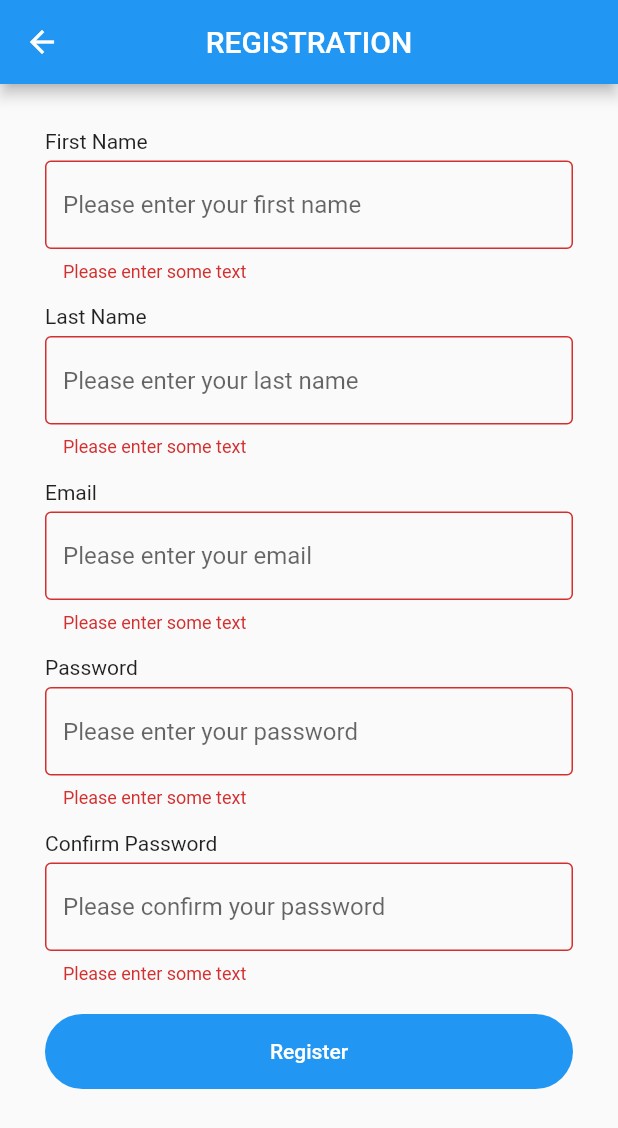
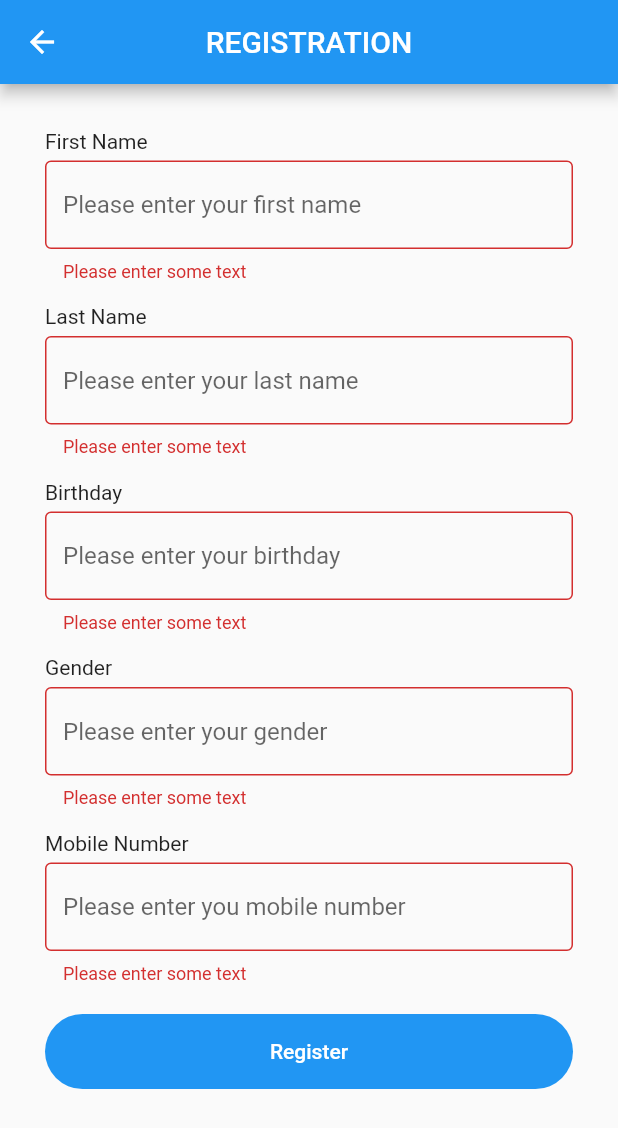
Before and after one commit to chuatomoliver/ojt_repo, a Flutter app: the Registration screen opened directly, after a tap on "Register", on a phone screen of 412 x 824 dp. Shown: the top 1128 px of the screen. Run offline on Flutter 3.47's test engine with Material 2 defaults, Android fonts, the phone set to English and light mode, and no system bars; our stand-ins replace animated_splash_screen, fluttertoast; project files that could hold a hidden picture were left out.

Commit message:
Registration API setup

```diff
--- /dev/null
+++ b/lib/models/user_info.dart
@@ -0,0 +1,32 @@
+class RegistrationInfo {
+  String? first_name;
+  String? last_name;
+  String? birthday;
+  String? gender;
+  String? mobile;
+
+  RegistrationInfo(
+      {required this.first_name,
+      required this.last_name,
+      required this.birthday,
+      required this.gender,
+      required this.mobile});
+
+  RegistrationInfo.fromJson(Map<String, dynamic> json) {
+    first_name = json['first_name'];
+    last_name = json['last_name'];
+    birthday = json['birthday'];
+    gender = json['gender'];
+    mobile = json['mobile'];
+  }
+
+  Map<String, dynamic> toJson() {
+    final Map<String, dynamic> data = <String, dynamic>{};
+    data['first_name'] = first_name;
+    data['last_name'] = last_name;
+    data['birthday'] = birthday;
+    data['gender'] = gender;
+    data['mobile'] = mobile;
+    return data;
+  }
+}
--- a/lib/screens/registration.dart
+++ b/lib/screens/registration.dart
@@ -1,8 +1,12 @@
-import 'package:audit_finance_app/screens/login.dart';
+import 'dart:convert';
+
 import 'package:audit_finance_app/widgets/registration_widgets.dart';
 import 'package:audit_finance_app/widgets/widgets.dart';
 import 'package:flutter/material.dart';
 import 'package:fluttertoast/fluttertoast.dart';
+import 'package:http/http.dart' as http;
+
+import '../models/user_info.dart';
 
 class Registration extends StatefulWidget {
   const Registration({super.key});
@@ -14,11 +18,62 @@ class Registration extends StatefulWidget {
 class _RegistrationState extends State<Registration> {
   final firstNameController = TextEditingController();
   final lastNameController = TextEditingController();
-  final emailController = TextEditingController();
-  final passwordController = TextEditingController();
-  final confirmPasswordController = TextEditingController();
+  final birthdayController = TextEditingController();
+  final genderController = TextEditingController();
+  final mobileController = TextEditingController();
 
   final _formKey = GlobalKey<FormState>();
+
+  // RegistrationInfo regiSstrationInformation = RegistrationInfo();
+
+  void registerUser(RegistrationInfo registrationInfo) async {
+    final url = Uri.parse('http://localhost/api/v1/index.php/registration');
+    try {
+      final response = await http.post(
+        url,
+        // headers: {'Content-Type': 'application/json'},
+        body: registrationInfo.toJson(),
+      );
+      debugPrint(response.body);
+      if (response.statusCode == 200) {
+        debugPrint('User registered successfully!');
+      } else {
+        debugPrint(
+            'Failed to register user. Status code: ${response.statusCode}');
+      }
+    } catch (e) {
+      debugPrint(e.toString());
+    }
+  }
+
+  void loginUser(int id) async {
+    final url =
+        Uri.parse('http://localhost/api/v1/index.php/getUserInfo?id=$id');
+    try {
+      final response = await http.get(url);
+
+      var userInfo = jsonDecode(response.body);
+
+      debugPrint(response.body);
+      if (response.statusCode == 200) {
+        debugPrint('get info successfully!');
+
+        if (userInfo['payload'] == null) {
+          debugPrint('NO DATA');
+        } else {
+          userInfo['payload']!.forEach((e) {
+            final info = RegistrationInfo.fromJson(e);
+            debugPrint(info.first_name);
+          });
+        }
+      } else {
+        debugPrint(
+            'Failed to get user info. Status code: ${response.statusCode}');
+      }
+    } catch (e) {
+      debugPrint(e.toString());
+    }
+  }
 
   @override
   Widget build(BuildContext context) {
@@ -51,25 +106,25 @@ class _RegistrationState extends State<Registration> {
                     hint: 'Please enter your last name',
                   ),
                   Widgets().sizedBoxHeight(15),
-                  RegistrationWidgets().label(text: 'Email'),
+                  RegistrationWidgets().label(text: 'Birthday'),
                   Widgets().sizedBoxHeight(5),
                   RegistrationWidgets().textField(
-                    textEditingController: emailController,
-                    hint: 'Please enter your email',
+                    textEditingController: birthdayController,
+                    hint: 'Please enter your birthday',
                   ),
                   Widgets().sizedBoxHeight(15),
-                  RegistrationWidgets().label(text: 'Password'),
+                  RegistrationWidgets().label(text: 'Gender'),
                   Widgets().sizedBoxHeight(5),
                   RegistrationWidgets().textField(
-                    textEditingController: passwordController,
-                    hint: 'Please enter your password',
+                    textEditingController: genderController,
+                    hint: 'Please enter your gender',
                   ),
                   Widgets().sizedBoxHeight(15),
-                  RegistrationWidgets().label(text: 'Confirm Password'),
+                  RegistrationWidgets().label(text: 'Mobile Number'),
                   Widgets().sizedBoxHeight(5),
                   RegistrationWidgets().textField(
-                    textEditingController: confirmPasswordController,
-                    hint: 'Please confirm your password',
+                    textEditingController: mobileController,
+                    hint: 'Please enter you mobile number',
                   ),
                 ],
               ),
@@ -79,20 +134,27 @@ class _RegistrationState extends State<Registration> {
               onPressed: () {
                 if (_formKey.currentState!.validate()) {
                   // do something
-                  Navigator.pop(
-                    context,
-                    MaterialPageRoute(
-                      builder: (context) => const LogIn(),
-                    ),
-                  );
-
+                  // Navigator.pop(
+                  //   context,
+                  //   MaterialPageRoute(
+                  //     builder: (context) => const LogIn(),
+                  //   ),
+                  // );
+                  // registerUser(RegistrationInfo(
+                  //   first_name: firstNameController.text,
+                  //   last_name: lastNameController.text,
+                  //   birthday: birthdayController.text,
+                  //   gender: genderController.text,
+                  //   mobile: mobileController.text,
+                  // ));
+                  loginUser(19);
                   Fluttertoast.showToast(
                     toastLength: Toast.LENGTH_SHORT,
                     msg: 'Registration complete',
                     gravity: ToastGravity.BOTTOM_LEFT,
                     backgroundColor: Colors.grey,
                   );
-                  print('YOU ARE REGISTERED');
+                  // print('YOU ARE REGISTERED');
                 }
               },
               style: FilledButton.styleFrom(
--- a/pubspec.yaml
+++ b/pubspec.yaml
@@ -38,6 +38,7 @@ dependencies:
   animated_splash_screen: ^1.3.0
   provider: ^6.0.5
   fluttertoast: ^8.2.1
+  http: ^0.13.5
 
 dev_dependencies:
   flutter_test:
```
Also changed, not shown: lib/screens/login.dart (+43 -2 lines), pubspec.lock.
